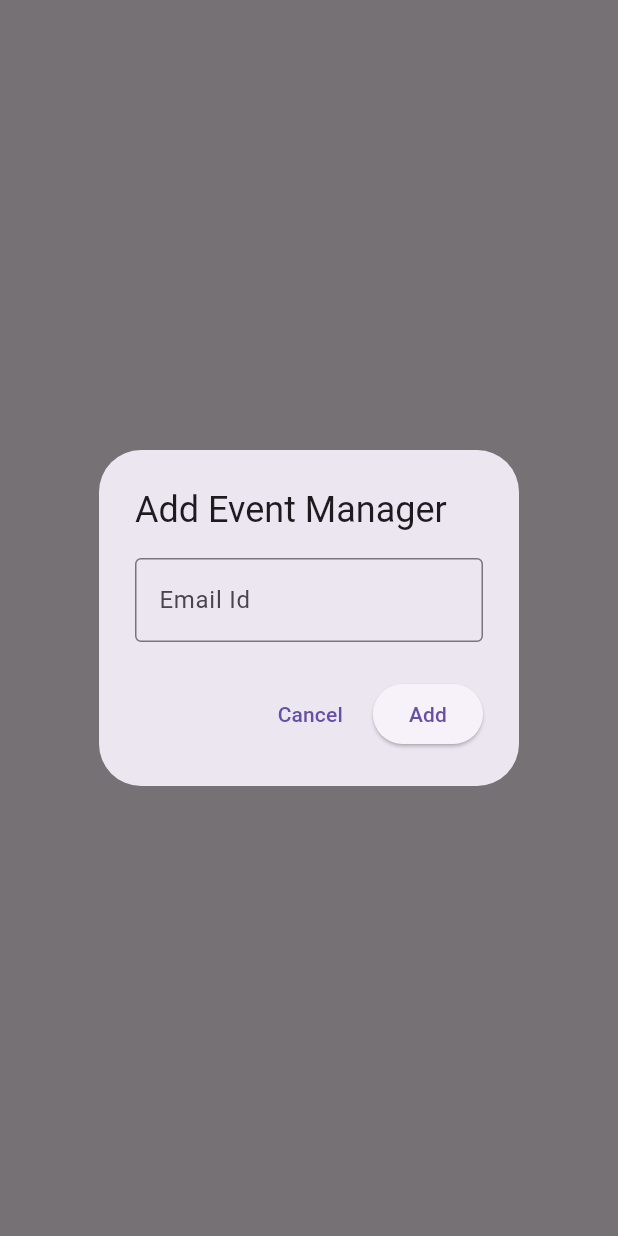
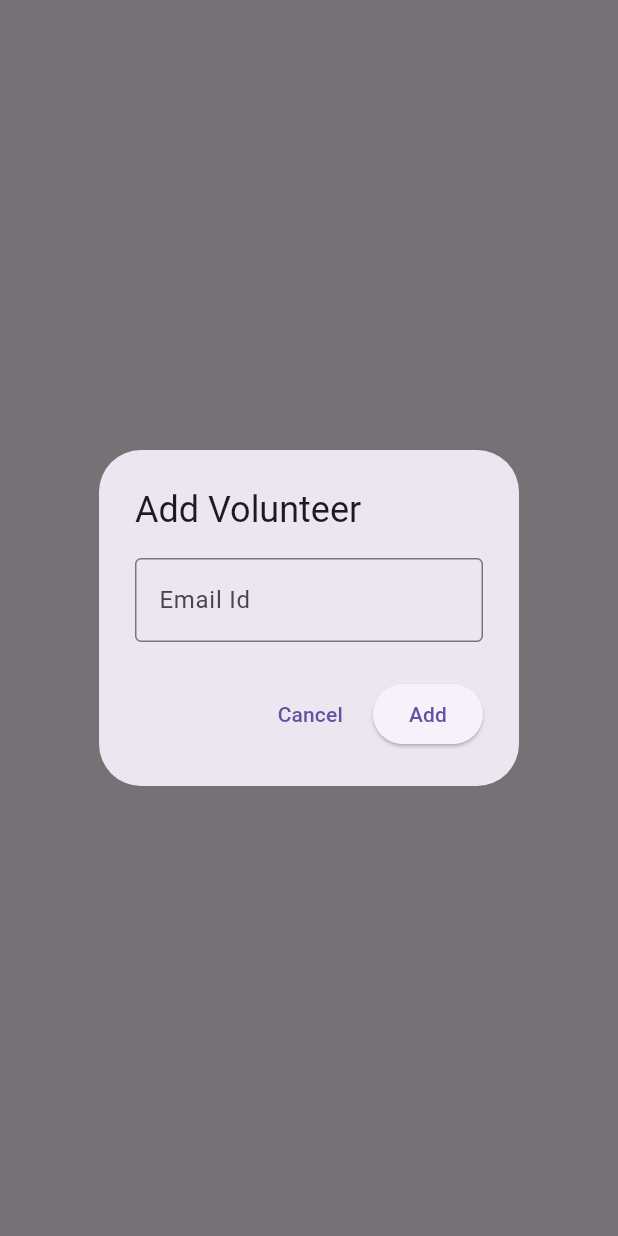
Before and after one commit to MokshIITRpr/FestEaze, a Flutter app: what showAuthDialog() shows on an empty page, opened directly with empty values, after a tap on "Add", on a phone screen of 412 x 824 dp. Run offline on Flutter 3.47's test engine with Material 3 defaults, Android fonts, the phone set to English and light mode, and no system bars; our stand-ins replace animate_do, cloud_firestore, firebase_auth, firebase_core, google_maps_flutter, qr_flutter; accounts and stored records are empty.

Commit message:
Volunteers added

```diff
--- a/lib/pages/Events/eventTemplatePage.dart
+++ b/lib/pages/Events/eventTemplatePage.dart
@@ -149,11 +149,18 @@ class _EventTemplatePageState extends State<EventTemplatePage> {
                     onPressed: _togglePreviewMode,
                     tooltip: _isPreviewMode ? "Exit Preview" : "Preview Mode",
                   ),
+                if (_isAdmin && !widget.isSuperAdmin)
+                  IconButton(
+                    icon: const Icon(Icons.person_add_alt_1_outlined,
+                        color: Colors.white),
+                    onPressed: () => showAuthDialog(context, widget.docId, "volunteer"),
+                    tooltip: "Add Volunteers",
+                  ),
                 if (widget.isSuperAdmin)
                   IconButton(
                     icon: const Icon(Icons.person_add_alt_1_outlined,
                         color: Colors.white),
-                    onPressed: () => showAuthDialog(context, widget.docId),
+                    onPressed: () => showAuthDialog(context, widget.docId, "manager"),
                     tooltip: "Add Manager",
                   ),
               ],
--- a/lib/pages/Events/widgets/addAuth.dart
+++ b/lib/pages/Events/widgets/addAuth.dart
@@ -1,7 +1,7 @@
 import 'package:cloud_firestore/cloud_firestore.dart';
 import 'package:flutter/material.dart';
 
-void showAuthDialog(BuildContext context, String docId) {
+void showAuthDialog(BuildContext context, String docId, String position) {
   final FirebaseFirestore _firestore = FirebaseFirestore.instance;
   TextEditingController nameController = TextEditingController();
   String? errorMessage;
@@ -11,7 +11,9 @@ void showAuthDialog(BuildContext context, String docId) {
     builder: (context) => StatefulBuilder(
       builder: (context, setDialogState) {
         return AlertDialog(
-          title: const Text("Add Event Manager"),
+          title: position == 'manager'
+              ? const Text("Add Event Manager")
+              : const Text("Add Volunteer"),
           content: Column(
             mainAxisSize: MainAxisSize.min,
             children: [
@@ -49,17 +51,28 @@ void showAuthDialog(BuildContext context, String docId) {
 
                     if (docSnapshot.exists) {
                       DocumentReference eventDoc = docSnapshot.reference;
-                      await eventDoc.update({
-                        'manager': FieldValue.arrayUnion([nameController.text])
-                      });
+                      position == 'manager'
+                          ? await eventDoc.update({
+                              'manager':
+                                  FieldValue.arrayUnion([nameController.text])
+                            })
+                          : await eventDoc.update({
+                              'volunteers':
+                                  FieldValue.arrayUnion([nameController.text])
+                            });
 
                       // TODO : add checks for username matching in database and add user id here
-                      print("Manager added successfully to the event!");
+                      position == 'manager'
+                          ? print("Manager added successfully to the event!")
+                          : print("Volunteer added successfully to the event!");
                       Navigator.of(context).pop(); // Close dialog
                       ScaffoldMessenger.of(context).showSnackBar(
                         SnackBar(
-                            content: Text(
-                                '${nameController.text} updated as manager')),
+                            content: position == 'manager'
+                                ? Text(
+                                    '${nameController.text} updated as manager')
+                                : Text(
+                                    '${nameController.text} updated as volunteer')),
                       );
                     } else {
                       print("No event found with the docId : $docId");
@@ -67,7 +80,10 @@ void showAuthDialog(BuildContext context, String docId) {
                   } catch (e) {
                     print("Error adding manager: $e");
                     ScaffoldMessenger.of(context).showSnackBar(
-                      SnackBar(content: Text('Error adding manager: ${e}')),
+                      SnackBar(
+                          content: position == 'manager'
+                              ? Text('Error adding manager: ${e}')
+                              : Text('Error adding volunteer: ${e}')),
                     );
                   }
                 }
```
